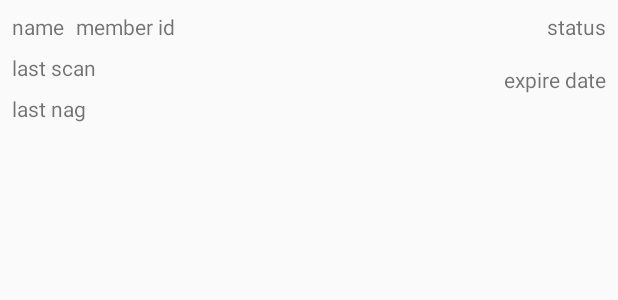
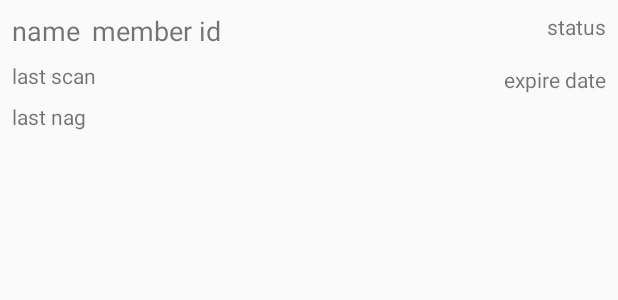
Before and after one commit to makerspace/BoxTerminator-App, an Android app: the layout termination_list_item.xml on its own in the app's theme, with its tools: preview values and no code run, on a phone screen of 412 x 824 dp. Shown: the top 300 px of the screen. Run offline under Robolectric (Android 15) with nearby library versions, the light colour scheme and no system bars.

Commit message:
UI changes for scan list

```diff
--- a/app/src/main/res/layout/termination_list_item.xml
+++ b/app/src/main/res/layout/termination_list_item.xml
@@ -1,7 +1,9 @@
 <?xml version="1.0" encoding="utf-8"?>
 <android.support.constraint.ConstraintLayout
         xmlns:android="http://schemas.android.com/apk/res/android"
-        xmlns:app="http://schemas.android.com/apk/res-auto" xmlns:tools="http://schemas.android.com/tools" android:layout_width="match_parent"
+        xmlns:app="http://schemas.android.com/apk/res-auto"
+        xmlns:tools="http://schemas.android.com/tools"
+        android:layout_width="match_parent"
         android:layout_height="wrap_content">
 
 
@@ -9,11 +11,13 @@
             android:text="name"
             android:layout_width="wrap_content"
             android:layout_height="wrap_content"
+            android:textSize="18sp"
             android:id="@+id/boxName" android:layout_marginTop="8dp"
             app:layout_constraintTop_toTopOf="parent" app:layout_constraintStart_toStartOf="parent"
             android:layout_marginStart="8dp"/>
     <TextView
             android:text="member id"
+            android:textSize="18sp"
             android:layout_width="wrap_content"
             android:layout_height="wrap_content"
             android:id="@+id/boxMemberId" android:layout_marginTop="8dp"
```
Also changed, not shown: app/src/main/java/stockholm/makerspace/boxterminator/utils/TerminationListAdapter.kt (+11 -1 lines).
